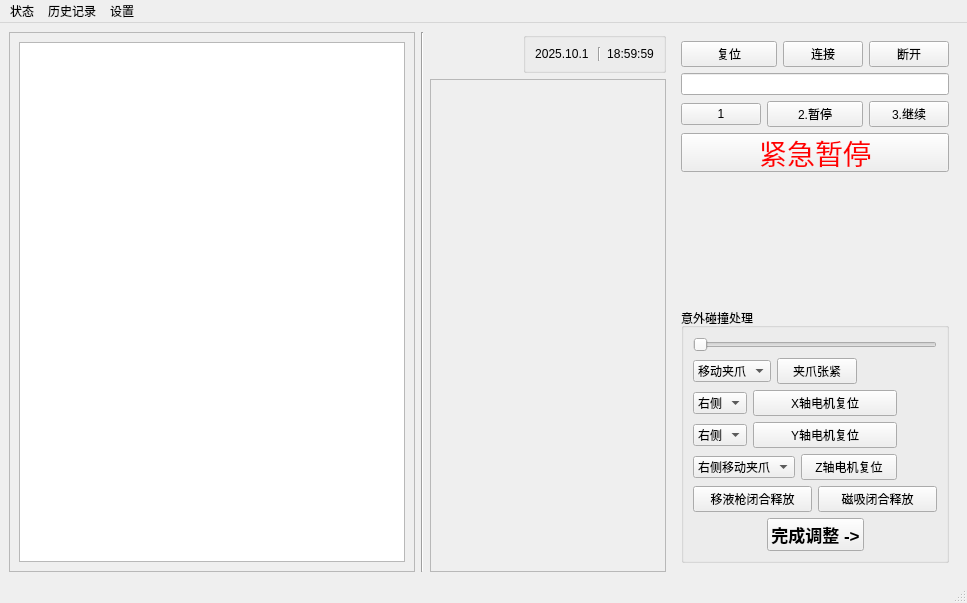
This is mainwindow.ui in LightningFlashEvE/high-throughput-perovskite-medication-system as Qt 5 draws it before an edit. The edited form follows.
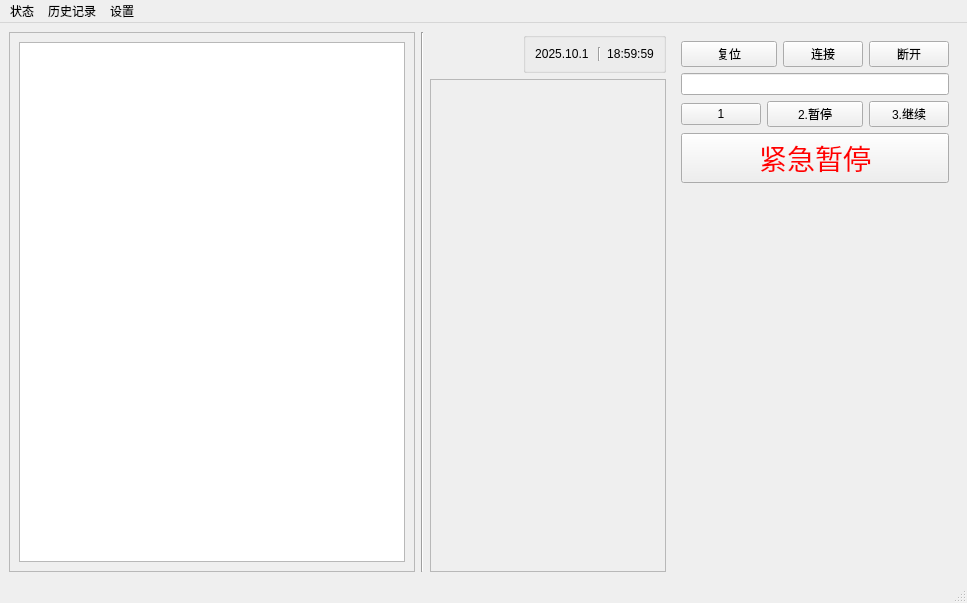
This is the edited form. Icons and pictures are not drawn.

Patch:
```diff
--- a/mainwindow.ui
+++ b/mainwindow.ui
@@ -147,6 +147,19 @@
         </property>
         <widget class="QWidget" name="mainPage">
          <layout class="QGridLayout" name="gridLayout_4">
+          <item row="1" column="0">
+           <spacer name="verticalSpacer">
+            <property name="orientation">
+             <enum>Qt::Orientation::Vertical</enum>
+            </property>
+            <property name="sizeHint" stdset="0">
+             <size>
+              <width>20</width>
+              <height>227</height>
+             </size>
+            </property>
+           </spacer>
+          </item>
           <item row="0" column="0">
            <layout class="QGridLayout" name="gridLayout_2">
             <item row="0" column="0" colspan="2">
@@ -227,266 +240,6 @@
             </item>
            </layout>
           </item>
-          <item row="1" column="0">
-           <spacer name="verticalSpacer">
-            <property name="orientation">
-             <enum>Qt::Orientation::Vertical</enum>
-            </property>
-            <property name="sizeHint" stdset="0">
-             <size>
-              <width>20</width>
-              <height>227</height>
-             </size>
-            </property>
-           </spacer>
-          </item>
-          <item row="2" column="0">
-           <widget class="QGroupBox" name="groupBox_2">
-            <property name="title">
-             <string>意外碰撞处理</string>
-            </property>
-            <layout class="QGridLayout" name="gridLayout_3">
-             <item row="0" column="0">
-              <layout class="QVBoxLayout" name="verticalLayout_2">
-               <item>
-                <widget class="QSlider" name="horizontalSliderTight">
-                 <property name="maximum">
-                  <number>100</number>
-                 </property>
-                 <property name="orientation">
-                  <enum>Qt::Orientation::Horizontal</enum>
-                 </property>
-                </widget>
-               </item>
-               <item>
-                <layout class="QHBoxLayout" name="horizontalLayout_7" stretch="0,0,0">
-                 <item>
-                  <widget class="QComboBox" name="comboBoxTight">
-                   <item>
-                    <property name="text">
-                     <string>移动夹爪</string>
-                    </property>
-                   </item>
-                   <item>
-                    <property name="text">
-                     <string>固定夹爪</string>
-                    </property>
-                   </item>
-                  </widget>
-                 </item>
-                 <item>
-                  <widget class="QPushButton" name="pushButton_Tight">
-                   <property name="text">
-                    <string>夹爪张紧</string>
-                   </property>
-                  </widget>
-                 </item>
-                 <item>
-                  <spacer name="horizontalSpacer_7">
-                   <property name="orientation">
-                    <enum>Qt::Orientation::Horizontal</enum>
-                   </property>
-                   <property name="sizeHint" stdset="0">
-                    <size>
-                     <width>40</width>
-                     <height>20</height>
-                    </size>
-                   </property>
-                  </spacer>
-                 </item>
-                </layout>
-               </item>
-               <item>
-                <layout class="QHBoxLayout" name="horizontalLayout_9" stretch="0,1,0">
-                 <item>
-                  <widget class="QComboBox" name="comboBox">
-                   <item>
-                    <property name="text">
-                     <string>右侧</string>
-                    </property>
-                   </item>
-                   <item>
-                    <property name="text">
-                     <string>左测</string>
-                    </property>
-                   </item>
-                  </widget>
-                 </item>
-                 <item>
-                  <widget class="QPushButton" name="pushButton_9">
-                   <property name="text">
-                    <string>X轴电机复位</string>
-                   </property>
-                  </widget>
-                 </item>
-                 <item>
-                  <spacer name="horizontalSpacer_6">
-                   <property name="orientation">
-                    <enum>Qt::Orientation::Horizontal</enum>
-                   </property>
-                   <property name="sizeHint" stdset="0">
-                    <size>
-                     <width>40</width>
-                     <height>20</height>
-                    </size>
-                   </property>
-                  </spacer>
-                 </item>
-                </layout>
-               </item>
-               <item>
-                <layout class="QHBoxLayout" name="horizontalLayout_11" stretch="0,1,0">
-                 <item>
-                  <widget class="QComboBox" name="comboBox_3">
-                   <item>
-                    <property name="text">
-                     <string>右侧</string>
-                    </property>
-                   </item>
-                   <item>
-                    <property name="text">
-                     <string>左侧</string>
-                    </property>
-                   </item>
-                  </widget>
-                 </item>
-                 <item>
-                  <widget class="QPushButton" name="pushButton_11">
-                   <property name="text">
-                    <string>Y轴电机复位</string>
-                   </property>
-                  </widget>
-                 </item>
-                 <item>
-                  <spacer name="horizontalSpacer_8">
-                   <property name="orientation">
-                    <enum>Qt::Orientation::Horizontal</enum>
-                   </property>
-                   <property name="sizeHint" stdset="0">
-                    <size>
-                     <width>40</width>
-                     <height>20</height>
-                    </size>
-                   </property>
-                  </spacer>
-                 </item>
-                </layout>
-               </item>
-               <item>
-                <layout class="QHBoxLayout" name="horizontalLayout_10" stretch="1,1,0">
-                 <item>
-                  <widget class="QComboBox" name="comboBox_2">
-                   <item>
-                    <property name="text">
-                     <string>右侧移动夹爪</string>
-                    </property>
-                   </item>
-                   <item>
-                    <property name="text">
-                     <string>右侧移液器</string>
-                    </property>
-                   </item>
-                   <item>
-                    <property name="text">
-                     <string>左侧固体</string>
-                    </property>
-                   </item>
-                  </widget>
-                 </item>
-                 <item>
-                  <widget class="QPushButton" name="pushButton_10">
-                   <property name="text">
-                    <string>Z轴电机复位</string>
-                   </property>
-                  </widget>
-                 </item>
-                 <item>
-                  <spacer name="horizontalSpacer_10">
-                   <property name="orientation">
-                    <enum>Qt::Orientation::Horizontal</enum>
-                   </property>
-                   <property name="sizeHint" stdset="0">
-                    <size>
-                     <width>40</width>
-                     <height>20</height>
-                    </size>
-                   </property>
-                  </spacer>
-                 </item>
-                </layout>
-               </item>
-               <item>
-                <layout class="QHBoxLayout" name="horizontalLayout_8">
-                 <item>
-                  <widget class="QPushButton" name="pushButton_5">
-                   <property name="text">
-                    <string>移液枪闭合释放</string>
-                   </property>
-                  </widget>
-                 </item>
-                 <item>
-                  <widget class="QPushButton" name="pushButton_6">
-                   <property name="text">
-                    <string>磁吸闭合释放</string>
-                   </property>
-                  </widget>
-                 </item>
-                </layout>
-               </item>
-               <item>
-                <layout class="QHBoxLayout" name="horizontalLayout_12" stretch="1,1,1">
-                 <item>
-                  <spacer name="horizontalSpacer_3">
-                   <property name="orientation">
-                    <enum>Qt::Orientation::Horizontal</enum>
-                   </property>
-                   <property name="sizeHint" stdset="0">
-                    <size>
-                     <width>40</width>
-                     <height>20</height>
-                    </size>
-                   </property>
-                  </spacer>
-                 </item>
-                 <item>
-                  <widget class="QPushButton" name="pushButton_12">
-                   <property name="minimumSize">
-                    <size>
-                     <width>0</width>
-                     <height>33</height>
-                    </size>
-                   </property>
-                   <property name="font">
-                    <font>
-                     <pointsize>13</pointsize>
-                     <bold>true</bold>
-                    </font>
-                   </property>
-                   <property name="text">
-                    <string>完成调整 -&gt;</string>
-                   </property>
-                  </widget>
-                 </item>
-                 <item>
-                  <spacer name="horizontalSpacer_4">
-                   <property name="orientation">
-                    <enum>Qt::Orientation::Horizontal</enum>
-                   </property>
-                   <property name="sizeHint" stdset="0">
-                    <size>
-                     <width>40</width>
-                     <height>20</height>
-                    </size>
-                   </property>
-                  </spacer>
-                 </item>
-                </layout>
-               </item>
-              </layout>
-             </item>
-            </layout>
-           </widget>
-          </item>
          </layout>
         </widget>
         <widget class="QWidget" name="scanPage">
@@ -758,12 +511,18 @@
     <property name="title">
      <string>设置</string>
     </property>
+    <addaction name="actionCollisionRecovery"/>
    </widget>
    <addaction name="menuStatus"/>
    <addaction name="menuHistory"/>
    <addaction name="menuSettings"/>
   </widget>
   <widget class="QStatusBar" name="statusbar"/>
+  <action name="actionCollisionRecovery">
+   <property name="text">
+    <string>碰撞恢复</string>
+   </property>
+  </action>
  </widget>
  <resources>
   <include location="picture.qrc"/>
```
